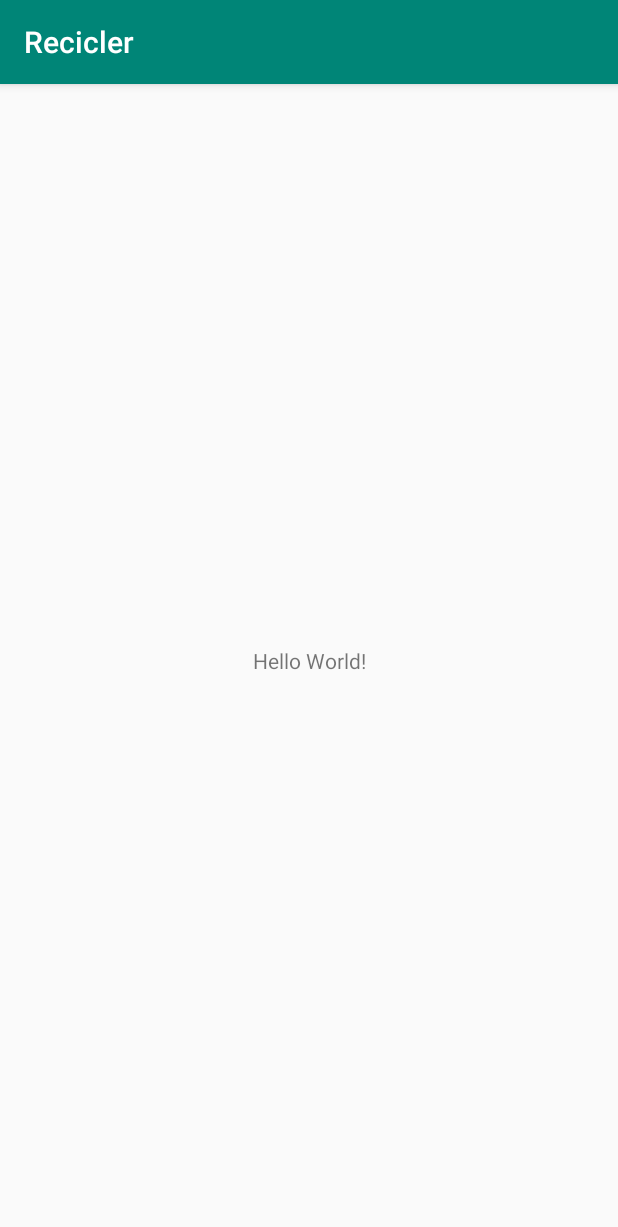
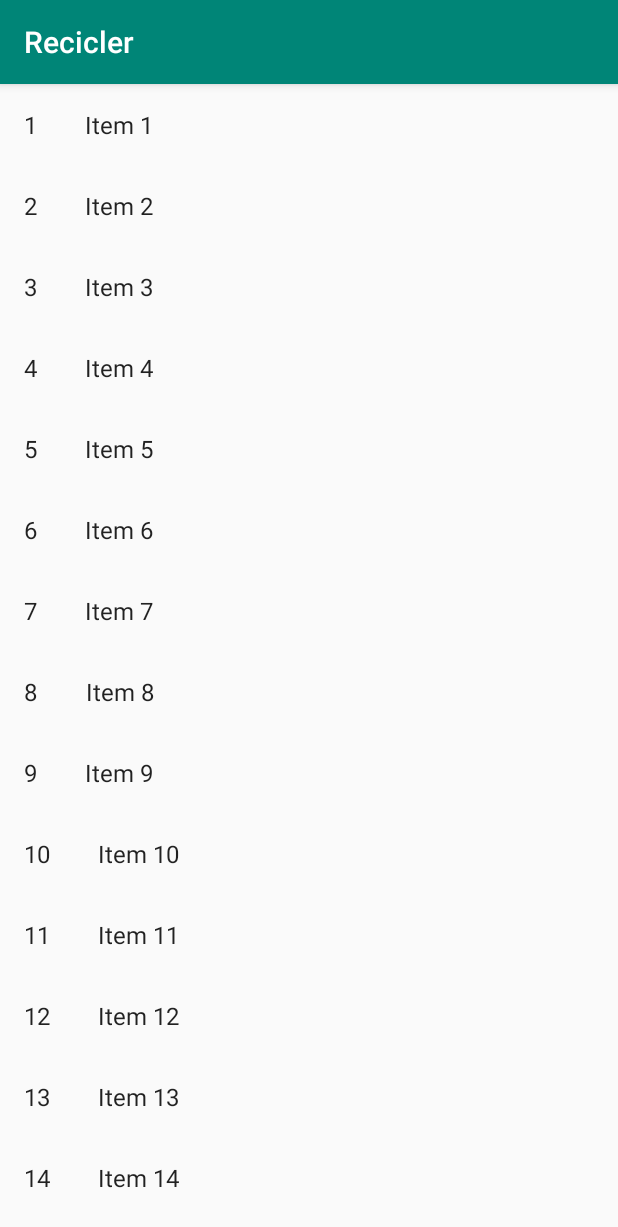
Before and after one commit to chuiizeet/rv-Android, an Android app: the screen it shows after launch (MainActivity), on a phone screen of 412 x 824 dp. Shown: the top 1227 px of the screen. Run offline under Robolectric (Android 15) with nearby library versions, the phone set to English and light mode, and no system bars.

Commit message:
Add Recicler List

```diff
--- a/app/build.gradle
+++ b/app/build.gradle
@@ -23,6 +23,8 @@ dependencies {
     implementation fileTree(dir: 'libs', include: ['*.jar'])
     implementation 'com.android.support:appcompat-v7:28.0.0'
     implementation 'com.android.support.constraint:constraint-layout:1.1.3'
+    implementation 'com.android.support:support-v4:28.0.0'
+    implementation 'com.android.support:recyclerview-v7:28.0.0'
     testImplementation 'junit:junit:4.12'
     androidTestImplementation 'com.android.support.test:runner:1.0.2'
     androidTestImplementation 'com.android.support.test.espresso:espresso-core:3.0.2'
--- a/app/src/main/java/com/jegulabs/recicler/MainActivity.java
+++ b/app/src/main/java/com/jegulabs/recicler/MainActivity.java
@@ -3,11 +3,18 @@ package com.jegulabs.recicler;
 import android.support.v7.app.AppCompatActivity;
 import android.os.Bundle;
 
-public class MainActivity extends AppCompatActivity {
+import com.jegulabs.recicler.dummy.DummyContent;
+
+public class MainActivity extends AppCompatActivity implements RestaurantFragment.OnListFragmentInteractionListener {
 
     @Override
     protected void onCreate(Bundle savedInstanceState) {
         super.onCreate(savedInstanceState);
         setContentView(R.layout.activity_main);
     }
+
+    @Override
+    public void onListFragmentInteraction(DummyContent.DummyItem item) {
+
+    }
 }
--- /dev/null
+++ b/app/src/main/java/com/jegulabs/recicler/MyRestaurantRecyclerViewAdapter.java
@@ -0,0 +1,77 @@
+package com.jegulabs.recicler;
+
+import android.support.v7.widget.RecyclerView;
+import android.view.LayoutInflater;
+import android.view.View;
+import android.view.ViewGroup;
+import android.widget.TextView;
+
+import com.jegulabs.recicler.RestaurantFragment.OnListFragmentInteractionListener;
+import com.jegulabs.recicler.dummy.DummyContent.DummyItem;
+
+import java.util.List;
+
+/**
+ * {@link RecyclerView.Adapter} that can display a {@link DummyItem} and makes a call to the
+ * specified {@link OnListFragmentInteractionListener}.
+ * TODO: Replace the implementation with code for your data type.
+ */
+public class MyRestaurantRecyclerViewAdapter extends RecyclerView.Adapter<MyRestaurantRecyclerViewAdapter.ViewHolder> {
+
+    private final List<DummyItem> mValues;
+    private final OnListFragmentInteractionListener mListener;
+
+    public MyRestaurantRecyclerViewAdapter(List<DummyItem> items, OnListFragmentInteractionListener listener) {
+        mValues = items;
+        mListener = listener;
+    }
+
+    @Override
+    public ViewHolder onCreateViewHolder(ViewGroup parent, int viewType) {
+        View view = LayoutInflater.from(parent.getContext())
+                .inflate(R.layout.fragment_restaurant, parent, false);
+        return new ViewHolder(view);
+    }
+
+    @Override
+    public void onBindViewHolder(final ViewHolder holder, int position) {
+        holder.mItem = mValues.get(position);
+        holder.mIdView.setText(mValues.get(position).id);
+        holder.mContentView.setText(mValues.get(position).content);
+
+        holder.mView.setOnClickListener(new View.OnClickListener() {
+            @Override
+            public void onClick(View v) {
+                if (null != mListener) {
+                    // Notify the active callbacks interface (the activity, if the
+                    // fragment is attached to one) that an item has been selected.
+                    mListener.onListFragmentInteraction(holder.mItem);
+                }
+            }
+        });
+    }
+
+    @Override
+    public int getItemCount() {
+        return mValues.size();
+    }
+
+    public class ViewHolder extends RecyclerView.ViewHolder {
+        public final View mView;
+        public final TextView mIdView;
+        public final TextView mContentView;
+        public DummyItem mItem;
+
+        public ViewHolder(View view) {
+            super(view);
+            mView = view;
+            mIdView = (TextView) view.findViewById(R.id.item_number);
+            mContentView = (TextView) view.findViewById(R.id.content);
+        }
+
+        @Override
+        public String toString() {
+            return super.toString() + " '" + mContentView.getText() + "'";
+        }
+    }
+}
--- /dev/null
+++ b/app/src/main/java/com/jegulabs/recicler/RestaurantFragment.java
@@ -0,0 +1,97 @@
+package com.jegulabs.recicler;
+
+import android.content.Context;
+import android.os.Bundle;
+import android.support.v4.app.Fragment;
+import android.support.v7.widget.GridLayoutManager;
+import android.support.v7.widget.LinearLayoutManager;
+import android.support.v7.widget.RecyclerView;
+import android.view.LayoutInflater;
+import android.view.View;
+import android.view.ViewGroup;
+
+import com.jegulabs.recicler.dummy.DummyContent;
+import com.jegulabs.recicler.dummy.DummyContent.DummyItem;
+
+import java.util.List;
+
+/**
+ * A fragment representing a list of Items.
+ * <p/>
+ * Activities containing this fragment MUST implement the {@link OnListFragmentInteractionListener}
+ * interface.
+ */
+public class RestaurantFragment extends Fragment {
+
+    RecyclerView recyclerView;
+
+    // TODO: Customize parameters
+    private int mColumnCount = 1;
+
+    private OnListFragmentInteractionListener mListener;
+
+    /**
+     * Mandatory empty constructor for the fragment manager to instantiate the
+     * fragment (e.g. upon screen orientation changes).
+     */
+    public RestaurantFragment() {
+    }
+
+    @Override
+    public void onCreate(Bundle savedInstanceState) {
+        super.onCreate(savedInstanceState);
+
+    }
+
+    @Override
+    public View onCreateView(LayoutInflater inflater, ViewGroup container,
+                             Bundle savedInstanceState) {
+        View view = inflater.inflate(R.layout.fragment_restaurant_list, container, false);
+
+        // Set the adapter
+        if (view instanceof RecyclerView) {
+            Context context = view.getContext();
+            recyclerView = (RecyclerView) view;
+            if (mColumnCount <= 1) {
+                recyclerView.setLayoutManager(new LinearLayoutManager(context));
+            } else {
+                recyclerView.setLayoutManager(new GridLayoutManager(context, mColumnCount));
+            }
+            recyclerView.setAdapter(new MyRestaurantRecyclerViewAdapter(DummyContent.ITEMS, mListener));
+        }
+        return view;
+    }
+
+
+    @Override
+    public void onAttach(Context context) {
+        super.onAttach(context);
+        if (context instanceof OnListFragmentInteractionListener) {
+            mListener = (OnListFragmentInteractionListener) context;
+        } else {
+            throw new RuntimeException(context.toString()
+                    + " must implement OnListFragmentInteractionListener");
+        }
+    }
+
+    @Override
+    public void onDetach() {
+        super.onDetach();
+        mListener = null;
+    }
+
+    /**
+     * This interface must be implemented by activities that contain this
+     * fragment to allow an interaction in this fragment to be communicated
+     * to the activity and potentially other fragments contained in that
+     * activity.
+     * <p/>
+     * See the Android Training lesson <a href=
+     * "http://developer.android.com/training/basics/fragments/communicating.html"
+     * >Communicating with Other Fragments</a> for more information.
+     */
+    public interface OnListFragmentInteractionListener {
+        // TODO: Update argument type and name
+        void onListFragmentInteraction(DummyItem item);
+    }
+}
--- /dev/null
+++ b/app/src/main/java/com/jegulabs/recicler/dummy/DummyContent.java
@@ -0,0 +1,72 @@
+package com.jegulabs.recicler.dummy;
+
+import java.util.ArrayList;
+import java.util.HashMap;
+import java.util.List;
+import java.util.Map;
+
+/**
+ * Helper class for providing sample content for user interfaces created by
+ * Android template wizards.
+ * <p>
+ * TODO: Replace all uses of this class before publishing your app.
+ */
+public class DummyContent {
+
+    /**
+     * An array of sample (dummy) items.
+     */
+    public static final List<DummyItem> ITEMS = new ArrayList<DummyItem>();
+
+    /**
+     * A map of sample (dummy) items, by ID.
+     */
+    public static final Map<String, DummyItem> ITEM_MAP = new HashMap<String, DummyItem>();
+
+    private static final int COUNT = 25;
+
+    static {
+        // Add some sample items.
+        for (int i = 1; i <= COUNT; i++) {
+            addItem(createDummyItem(i));
+        }
+    }
+
+    private static void addItem(DummyItem item) {
+        ITEMS.add(item);
+        ITEM_MAP.put(item.id, item);
+    }
+
+    private static DummyItem createDummyItem(int position) {
+        return new DummyItem(String.valueOf(position), "Item " + position, makeDetails(position));
+    }
+
+    private static String makeDetails(int position) {
+        StringBuilder builder = new StringBuilder();
+        builder.append("Details about Item: ").append(position);
+        for (int i = 0; i < position; i++) {
+            builder.append("\nMore details information here.");
+        }
+        return builder.toString();
+    }
+
+    /**
+     * A dummy item representing a piece of content.
+     */
+    public static class DummyItem {
+        public final String id;
+        public final String content;
+        public final String details;
+
+        public DummyItem(String id, String content, String details) {
+            this.id = id;
+            this.content = content;
+            this.details = details;
+        }
+
+        @Override
+        public String toString() {
+            return content;
+        }
+    }
+}
--- a/app/src/main/res/layout/activity_main.xml
+++ b/app/src/main/res/layout/activity_main.xml
@@ -6,13 +6,13 @@
     android:layout_height="match_parent"
     tools:context=".MainActivity">
 
-    <TextView
-        android:layout_width="wrap_content"
-        android:layout_height="wrap_content"
-        android:text="Hello World!"
+    <fragment
+        android:id="@+id/fragment"
+        android:name="com.jegulabs.recicler.RestaurantFragment"
+        android:layout_width="0dp"
+        android:layout_height="0dp"
         app:layout_constraintBottom_toBottomOf="parent"
-        app:layout_constraintLeft_toLeftOf="parent"
-        app:layout_constraintRight_toRightOf="parent"
+        app:layout_constraintEnd_toEndOf="parent"
+        app:layout_constraintStart_toStartOf="parent"
         app:layout_constraintTop_toTopOf="parent" />
-
 </android.support.constraint.ConstraintLayout>
--- /dev/null
+++ b/app/src/main/res/layout/fragment_restaurant.xml
@@ -0,0 +1,20 @@
+<?xml version="1.0" encoding="utf-8"?>
+<LinearLayout xmlns:android="http://schemas.android.com/apk/res/android"
+    android:layout_width="wrap_content"
+    android:layout_height="wrap_content"
+    android:orientation="horizontal">
+
+    <TextView
+        android:id="@+id/item_number"
+        android:layout_width="wrap_content"
+        android:layout_height="wrap_content"
+        android:layout_margin="@dimen/text_margin"
+        android:textAppearance="?attr/textAppearanceListItem" />
+
+    <TextView
+        android:id="@+id/content"
+        android:layout_width="wrap_content"
+        android:layout_height="wrap_content"
+        android:layout_margin="@dimen/text_margin"
+        android:textAppearance="?attr/textAppearanceListItem" />
+</LinearLayout>
--- /dev/null
+++ b/app/src/main/res/layout/fragment_restaurant_list.xml
@@ -0,0 +1,13 @@
+<?xml version="1.0" encoding="utf-8"?>
+<android.support.v7.widget.RecyclerView xmlns:android="http://schemas.android.com/apk/res/android"
+    xmlns:app="http://schemas.android.com/apk/res-auto"
+    xmlns:tools="http://schemas.android.com/tools"
+    android:id="@+id/list"
+    android:name="com.jegulabs.recicler.RestaurantFragment"
+    android:layout_width="match_parent"
+    android:layout_height="match_parent"
+    android:layout_marginLeft="16dp"
+    android:layout_marginRight="16dp"
+    app:layoutManager="LinearLayoutManager"
+    tools:context=".RestaurantFragment"
+    tools:listitem="@layout/fragment_restaurant" />
--- /dev/null
+++ b/app/src/main/res/values/dimens.xml
@@ -0,0 +1,4 @@
+<?xml version="1.0" encoding="utf-8"?>
+<resources>
+    <dimen name="text_margin">16dp</dimen>
+</resources>
```
